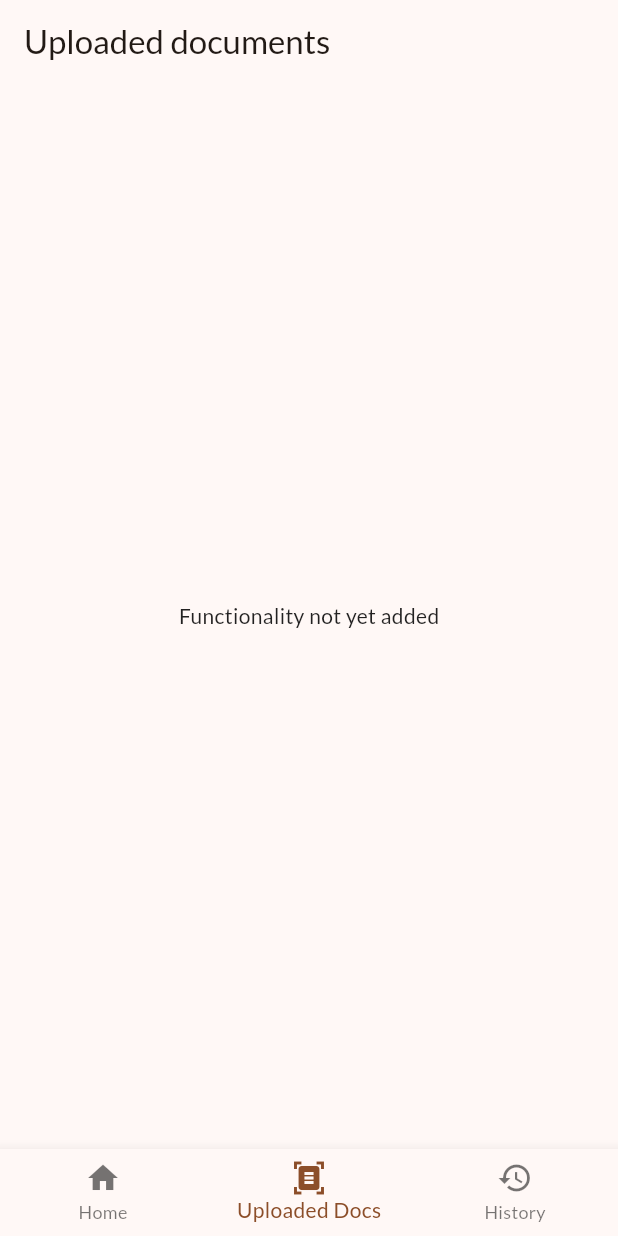
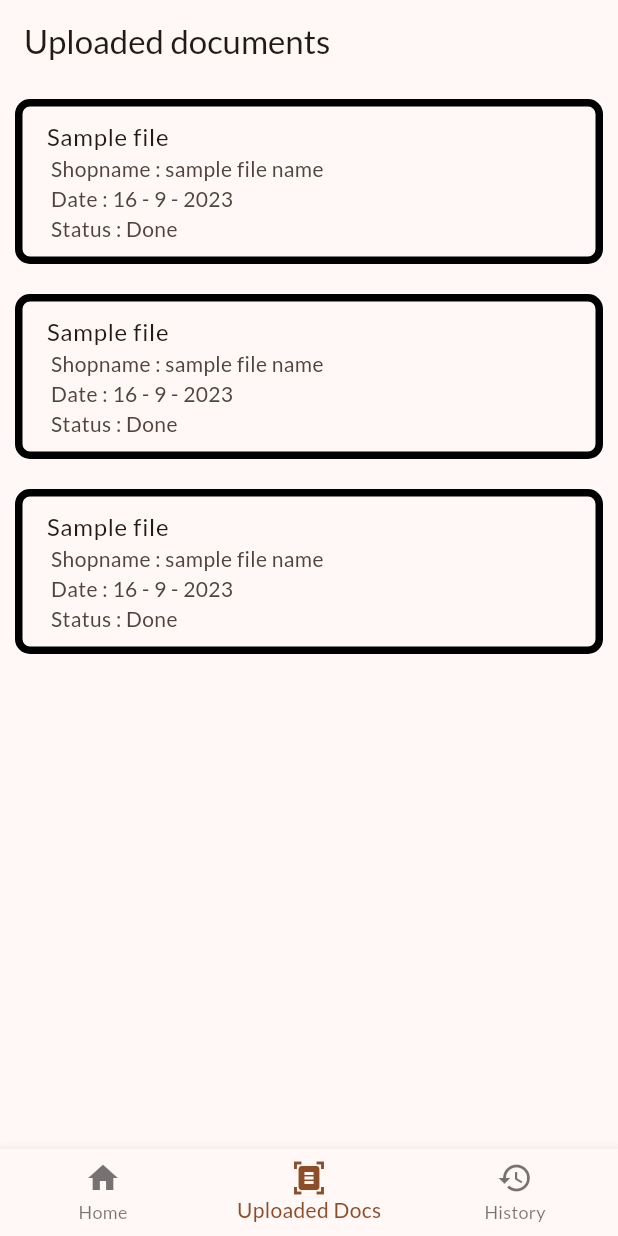
Before and after one commit to AtharvaBokade/copy-rush, a Flutter app: the screen it shows after launch, item 2 of the bottom bar chosen, on a phone screen of 412 x 824 dp. Run offline on Flutter 3.47's test engine with Material 2 defaults, Android fonts, the light colour scheme and no system bars; our stand-ins replace google_fonts, transparent_image; network calls fail.

Commit message:
1] removed the right overflow error by applying Flexible widget. 2] Changed the font of shop title in grid view and applied padding 3] Created listview for uploaded docs

```diff
--- /dev/null
+++ b/copyrush/lib/data/uploadeddata.dart
@@ -0,0 +1,23 @@
+import 'package:copyrush/models/uploaded.dart';
+import 'package:flutter/material.dart';
+
+DateTime d = DateTime.now();
+final result = '${d.day} - ${d.month} - ${d.year}';
+
+List<Uploaded> uploaddata = [
+  Uploaded(
+      date: result,
+      filename: "Sample file",
+      shopname: "sample file name",
+      status: true),
+  Uploaded(
+      date: result,
+      filename: "Sample file",
+      shopname: "sample file name",
+      status: true),
+  Uploaded(
+      date: result,
+      filename: "Sample file",
+      shopname: "sample file name",
+      status: true),
+];
--- /dev/null
+++ b/copyrush/lib/models/uploaded.dart
@@ -0,0 +1,15 @@
+class Uploaded {
+  //final nonUtcIso8601 = dt.toIso8601String();
+
+  //final utcIso8601 = dt.toUtc().toIso8601String();
+  final String date;
+  final String filename;
+  final String shopname;
+  final bool status;
+
+  Uploaded(
+      {required this.date,
+      required this.filename,
+      required this.shopname,
+      required this.status});
+}
--- a/copyrush/lib/screens/uploaded_docs.dart
+++ b/copyrush/lib/screens/uploaded_docs.dart
@@ -1,17 +1,44 @@
+import 'package:copyrush/models/uploaded.dart';
 import 'package:flutter/material.dart';
+import '../data/uploadeddata.dart';
 
-class UploadedDocs extends StatelessWidget {
+class UploadedDocs extends StatefulWidget {
   const UploadedDocs({super.key});
 
   @override
+  State<UploadedDocs> createState() => _UploadedDocsState();
+}
+
+class _UploadedDocsState extends State<UploadedDocs> {
+  @override
   Widget build(BuildContext context) {
     return Scaffold(
-      appBar: AppBar(
-        title: Text("Uploaded documents"),
-      ),
-      body: Center(
-        child: Text("Functionality not yet added"),
-      ),
-    );
+        appBar: AppBar(
+          title: Text("Uploaded documents"),
+        ),
+        body: Column(
+          children: uploaddata.map((upload) {
+            return Padding(
+              padding: const EdgeInsets.all(10),
+              child: ListTile(
+                shape: RoundedRectangleBorder(
+                    side: BorderSide(width: 5),
+                    borderRadius: BorderRadius.circular(10)),
+                title: Text(upload.filename),
+                subtitle: Column(
+                  mainAxisAlignment: MainAxisAlignment.start,
+                  crossAxisAlignment: CrossAxisAlignment.start,
+                  children: [
+                    Text(" Shopname : " + upload.shopname),
+                    Text(" Date : " + upload.date),
+                    Text(
+                      " Status : " + (upload.status ? "Done " : "Failed "),
+                    ),
+                  ],
+                ),
+              ),
+            );
+          }).toList(),
+        ));
   }
 }
```
Also changed, not shown: copyrush/lib/screens/homepage.dart (+13 -1 lines), copyrush/lib/widgets/header_widget.dart (+6 -2 lines), copyrush/lib/widgets/shop_widget_item.dart (+6 -2 lines), copyrush/pubspec.lock.
